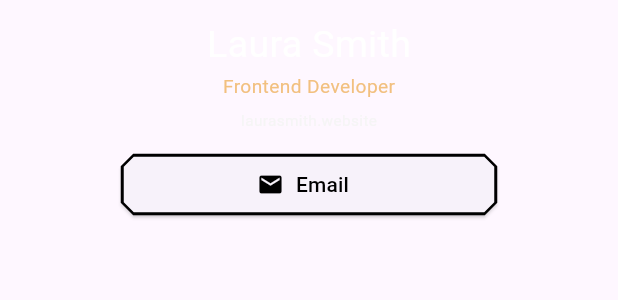
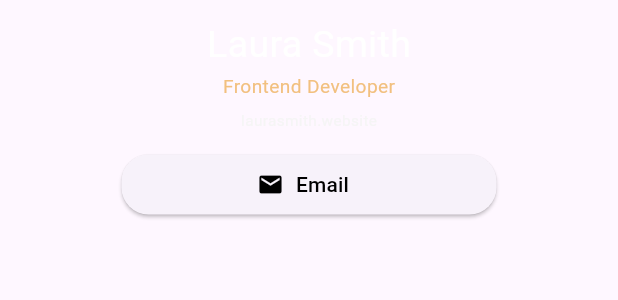
Before and after one commit to bielpdev/digital_business, a Flutter app: what bodyInfo() shows on an empty page, opened directly, on a phone screen of 412 x 824 dp. Shown: the top 300 px of the screen. Run offline on Flutter 3.47's test engine with Material 3 defaults, Android fonts, the phone set to English and light mode, and no system bars; network calls fail.

Commit message:
Update user_profile.dart
Update border from user card

```diff
--- a/lib/src/user_profile.dart
+++ b/lib/src/user_profile.dart
@@ -73,9 +73,8 @@ Widget bodyInfo() {
                 icon: Icon(Icons.email),
                 style: ElevatedButton.styleFrom(
                   iconColor: Colors.black,
-                  side: BorderSide(style: BorderStyle.solid),
-                  shape: BeveledRectangleBorder(
-                      borderRadius: BorderRadius.circular(8)),
+                  shape: RoundedRectangleBorder(
+                      borderRadius: BorderRadius.circular(18)),
                 ),
               ),
             ),
```
